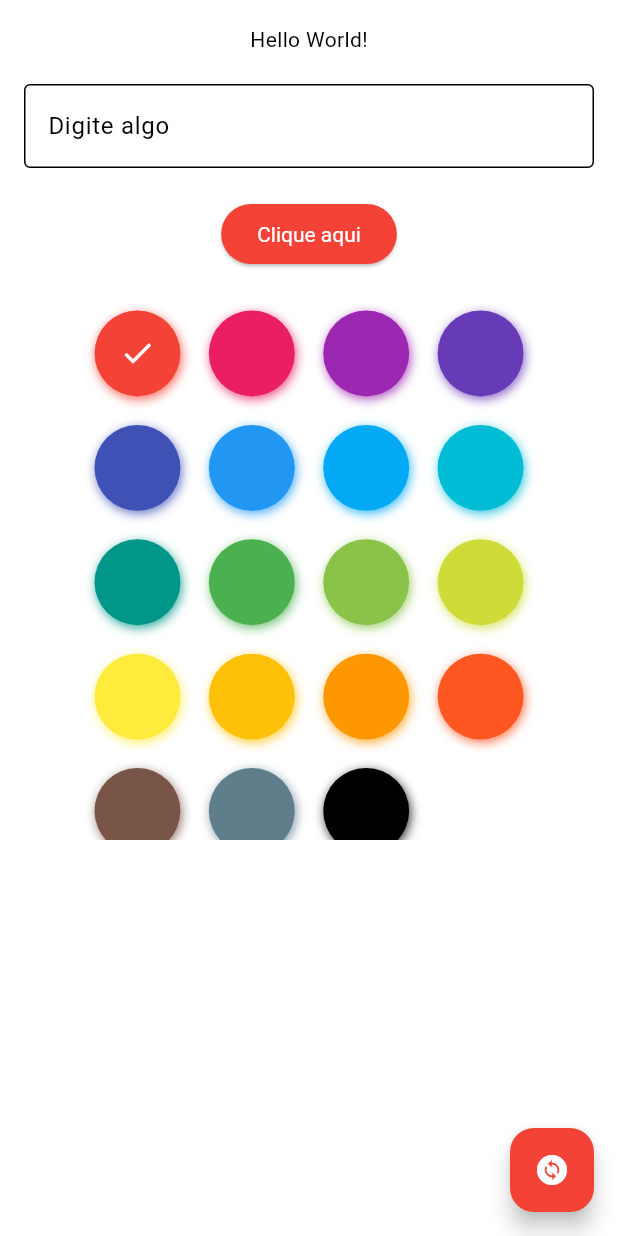
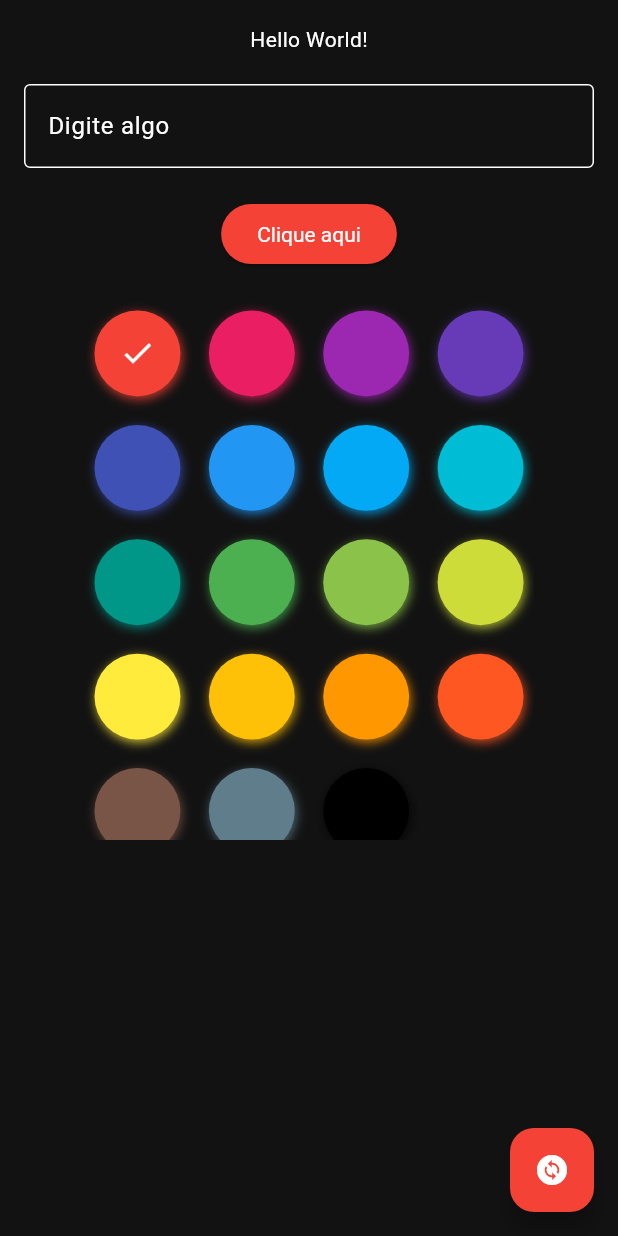
Before and after one commit to Kainato/flutter_training, a Flutter app: the screen it shows after launch, after a tap on "Clique aqui", on a phone screen of 412 x 824 dp. Run offline on Flutter 3.47's test engine with Material 3 defaults, Android fonts, the phone set to English and light mode, and no system bars; drawn by our look-alikes of flutter_colorpicker; our stand-ins replace shared_preferences.

Commit message:
cache colors and login

```diff
--- /dev/null
+++ b/lib/core/cache/cache_key.dart
@@ -0,0 +1,19 @@
+/// Um `enum` que contém as chaves de cache do aplicativo.
+enum Cachekey {
+  isLogged,
+  isDarkMode,
+  themeColor,
+}
+
+extension CacheKeyExtension on Cachekey {
+  String get value {
+    switch (this) {
+      case Cachekey.isLogged:
+        return 'isLogged';
+      case Cachekey.isDarkMode:
+        return 'isDarkMode';
+      case Cachekey.themeColor:
+        return 'themeColor';
+    }
+  }
+}
--- a/lib/core/material_settings.dart
+++ b/lib/core/material_settings.dart
@@ -4,17 +4,20 @@ import 'package:flutter_training/page/home_page.dart';
 import 'package:provider/provider.dart';
 
 class MaterialSettings extends StatelessWidget {
+  /// Classe que define as configurações do Material e inicia o app.
   const MaterialSettings({super.key});
 
   @override
   Widget build(BuildContext context) {
     return Consumer<ThemeProvider>(
-      builder: (BuildContext context, ThemeProvider value, Widget? child) => MaterialApp(
-        title: 'Meu Flutter App',
-        theme: value.themeData,
-        themeMode: ThemeMode.light,
-        home: HomePage(),
-      ),
+      builder: (BuildContext context, ThemeProvider value, Widget? child) {
+        return MaterialApp(
+          title: 'Flutter training',
+          theme: value.themeData,
+          themeMode: value.themeMode,
+          home: HomePage(),
+        );
+      },
     );
   }
 }
--- a/lib/core/theme_provider.dart
+++ b/lib/core/theme_provider.dart
@@ -1,13 +1,41 @@
 import 'package:flutter/material.dart';
 import 'package:flutter_training/core/color_theme.dart';
+import 'package:shared_preferences/shared_preferences.dart';
 
+/// Classe que define o tema do app.
 class ThemeProvider extends ChangeNotifier {
   Color _primaryColor;
+  ThemeMode _themeMode = ThemeMode.light;
 
-  ThemeProvider(this._primaryColor);
+  ThemeProvider(this._primaryColor) {
+    _loadThemeMode();
+  }
 
+  ThemeMode get themeMode => _themeMode;
   Color get primaryColor => _primaryColor;
 
+  /// Carrega o tema do app.
+  void _loadThemeMode() async {
+    SharedPreferences prefs = await SharedPreferences.getInstance();
+    String? themeModeString = prefs.getString('themeMode');
+    if (themeModeString != null) {
+      _themeMode = ThemeMode.values.firstWhere(
+        (e) => e.toString() == themeModeString,
+        orElse: () => ThemeMode.light,
+      );
+      notifyListeners();
+    }
+  }
+
+  /// Define o modo do tema.
+  void setThemeMode(ThemeMode mode) async {
+    _themeMode = mode;
+    notifyListeners();
+    SharedPreferences prefs = await SharedPreferences.getInstance();
+    prefs.setString('themeMode', mode.toString());
+  }
+
+  /// Define a cor primária do tema.
   set primaryColor(Color newColor) {
     _primaryColor = newColor;
     notifyListeners();
@@ -41,8 +69,13 @@ class ThemeProvider extends ChangeNotifier {
             : Colors.white,
         error: Colors.red,
         onError: Colors.white,
-        surface: Colors.white,
-        onSurface: Colors.black,
+        /* white based on primary color */
+        surface: !(_primaryColor.computeLuminance() > 0.2)
+            ? Color.alphaBlend(_primaryColor.withAlpha(25), Colors.white)
+            : const Color.fromRGBO(18, 18, 18, 1),
+        onSurface: !(_primaryColor.computeLuminance() > 0.2)
+            ? Colors.black
+            : Colors.white,
       ),
       // Você pode configurar outras propriedades do tema aqui
     );
--- a/lib/main.dart
+++ b/lib/main.dart
@@ -1,4 +1,5 @@
 import 'package:flutter/material.dart';
+import 'package:flutter_training/core/cache/cache_key.dart';
 import 'package:flutter_training/core/material_settings.dart';
 import 'package:flutter_training/core/theme_provider.dart';
 import 'package:provider/provider.dart';
@@ -7,8 +8,7 @@ import 'package:shared_preferences/shared_preferences.dart';
 Future<void> main() async {
   WidgetsFlutterBinding.ensureInitialized();
   final SharedPreferences prefs = await SharedPreferences.getInstance();
-  // prefs.clear();
-  final int? color = prefs.getInt('color');
+  final int? color = prefs.getInt(Cachekey.themeColor.value);
 
   runApp(
     ChangeNotifierProvider(
--- a/lib/page/home_page.dart
+++ b/lib/page/home_page.dart
@@ -27,7 +27,7 @@ class _HomePageState extends State<HomePage> {
 
   @override
   Widget build(BuildContext context) {
-    final themeProvider = Provider.of<ThemeProvider>(context);
+    final ThemeProvider themeProvider = Provider.of<ThemeProvider>(context);
     return Scaffold(
       body: SafeArea(
         child: GestureDetector(
```
Also changed, not shown: lib/page/loading_app_page.dart (added, +20 -0 lines), lib/page/login_page.dart (added, +23 -0 lines), 38 other files.
